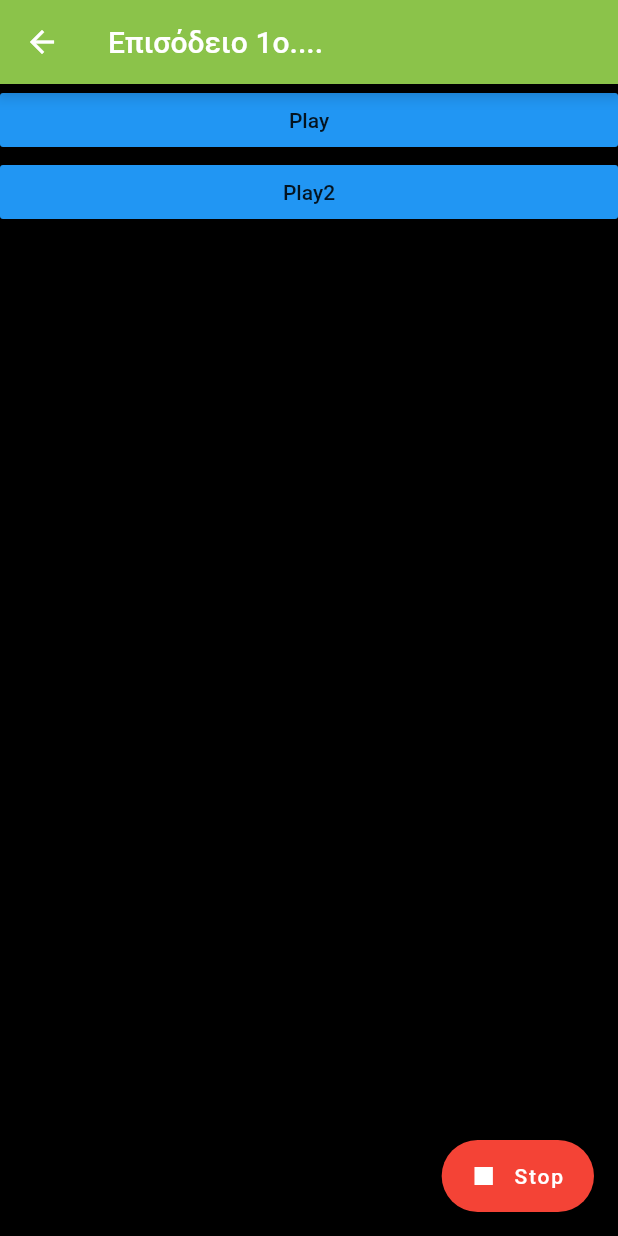
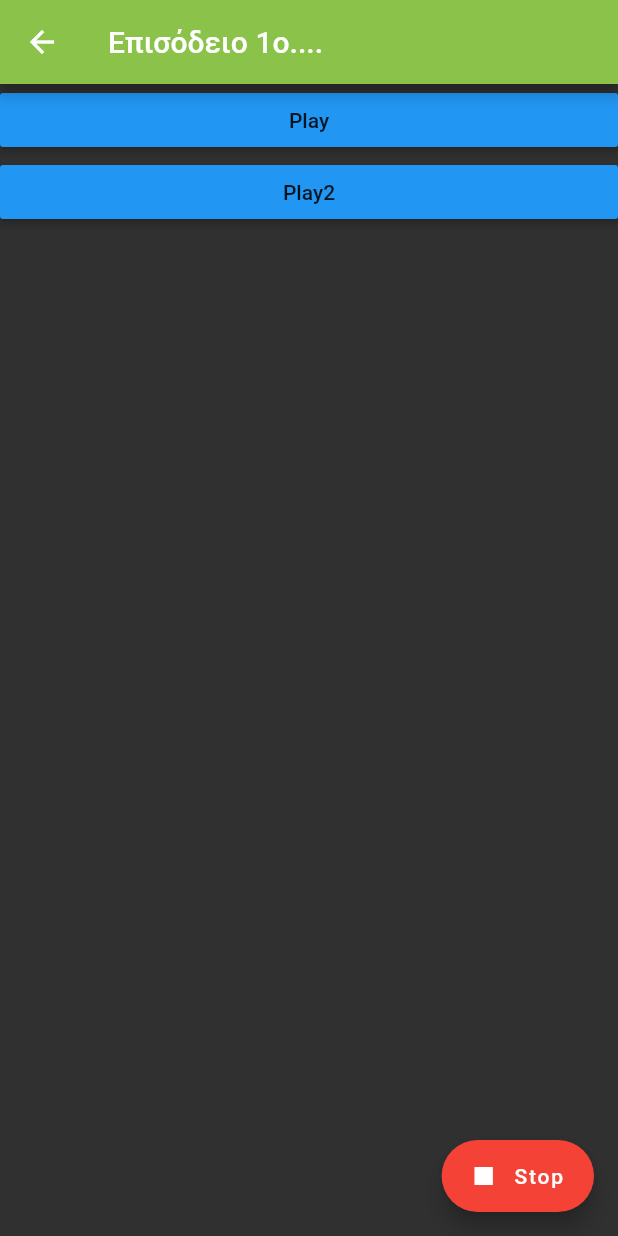
Before and after one commit to Manosgou/Paraskevas---Soundboard, a Flutter app: the screen it shows after launch, after a tap on "Button1", on a phone screen of 412 x 824 dp. Run offline on Flutter 3.47's test engine with Material 2 defaults, Android fonts, the phone set to English and light mode, and no system bars; our stand-ins replace assets_audio_player, splashscreen; missing offline and left inert: expand_widget.

Commit message:
Many improvements and new additions  -Black UI  -Side menu spacing  -Splash screen  -back button error(only visible on the terminal)has been fixed

```diff
--- a/lib/SecondRoute.dart
+++ b/lib/SecondRoute.dart
@@ -1,7 +1,8 @@
 import 'package:assets_audio_player/assets_audio_player.dart';
 import 'package:flutter/material.dart';
+import 'package:paraskevas/main.dart';
+import 'audiofiles.dart';
 import 'colours.dart';
-import 'audiofiles.dart';
 
 class SecondRoute extends StatefulWidget {
   @override
@@ -27,8 +28,12 @@ class SecondRouteState extends State<SecondRoute> {
   }
 
   Future<bool> _onWillPop() {
+    if (_assetsAudioPlayer.isPlaying.value) {
       _assetsAudioPlayer.stop();
-    Navigator.of(context).pop(true);
+    }
+
+    Navigator.of(context).pop(main());
+    return Future.value(false);
   }
 
   @override
@@ -40,7 +45,7 @@ class SecondRouteState extends State<SecondRoute> {
           backgroundColor: PrimaryColor,
           title: Text("Επισόδειο 1ο...."),
         ),
-          backgroundColor: Colors.black,
+        backgroundColor: BackgroundColor,
         body: ListView(
           children: <Widget>[
             _btn(
@@ -55,13 +60,16 @@ class SecondRouteState extends State<SecondRoute> {
         ),
         floatingActionButton: FloatingActionButton.extended(
           onPressed: () {
+            if (_assetsAudioPlayer.isPlaying.value) {
               _assetsAudioPlayer.stop();
+            }
           },
           label: Text('Stop'),
           icon: Icon(Icons.stop),
           backgroundColor: Colors.red,
         ),
-        ));
+      ),
+    );
   }
 }
 
--- a/lib/colours.dart
+++ b/lib/colours.dart
@@ -1,3 +1,4 @@
 import 'package:flutter/material.dart';
 
 const PrimaryColor = const Color(0xFF8BC34A);
+const BackgroundColor = const Color(0xFF303030);
--- a/lib/main.dart
+++ b/lib/main.dart
@@ -1,9 +1,12 @@
+import 'dart:math';
+
 import 'package:expand_widget/expand_widget.dart';
 import 'package:url_launcher/url_launcher.dart';
 import 'package:flutter/material.dart';
 import 'package:paraskevas/SecondRoute.dart';
 import 'package:paraskevas/All.dart';
 import 'colours.dart';
+import 'package:splashscreen/splashscreen.dart';
 
 void main() => runApp(MaterialApp(
       home: Myapp(),
@@ -18,31 +21,61 @@ class Myapp extends StatefulWidget {
 }
 
 class MyappState extends State<Myapp> {
+  List phrases = [
+    'Ουστ μωρή κάμπια',
+    'Α γαμήσου',
+  ];
+  Random random = new Random();
+  int index;
+
+  @override
+  void initState() {
+    super.initState();
+    index = random.nextInt(phrases.length);
+  }
+
+  @override
+  Widget build(BuildContext context) {
+    return new SplashScreen(
+      seconds: 3,
+      navigateAfterSeconds: new AfterSplash(),
+      title: new Text(
+        phrases[index],
+        style: new TextStyle(fontWeight: FontWeight.bold, fontSize: 20.0),
+      ),
+      image: new Image.asset('assets/logo.png'),
+      gradientBackground: new LinearGradient(
+          colors: [Colors.lightGreenAccent, Colors.lightGreen],
+          begin: Alignment.topLeft,
+          end: Alignment.bottomRight),
+      backgroundColor: Colors.white,
+      styleTextUnderTheLoader: new TextStyle(),
+      photoSize: 170.0,
+      onClick: () => Null,
+      loaderColor: BackgroundColor,
+    );
+  }
+}
+
+class AfterSplash extends StatelessWidget {
   _sendMail() async {
     const uri =
         'mailto:manolisgouvrikos@gmail.com?subject=Paraskevas - Bug report&body=';
-    try {
+
     if (await canLaunch(uri)) {
       await launch(uri);
     } else {
       throw 'Could not launch $uri';
     }
-    } catch (e) {
-      print(e);
-    }
   }
 
   _openWebSite() async {
-    const url =
-        'https://manosgou.github.io/';
-    try {
+    const url = 'https://manosgou.github.io/';
+
     if (await canLaunch(url)) {
       await launch(url);
     } else {
       throw 'Could not launch $url';
-      }
-    } catch (e) {
-      print(e);
     }
   }
 
@@ -51,10 +84,9 @@ class MyappState extends State<Myapp> {
     return MaterialApp(
       title: 'Paraskevas-SoundBoard',
       theme: ThemeData(
-          brightness: Brightness.dark,
           primaryColor: PrimaryColor,
           fontFamily: 'RobotoMono',
-        ),
+          brightness: Brightness.dark),
       home: Scaffold(
         appBar: AppBar(
           title: Image.asset(
@@ -66,24 +98,31 @@ class MyappState extends State<Myapp> {
         ),
         drawer: new Drawer(
           child: ListView(
+            padding: const EdgeInsets.all(8.0),
             children: <Widget>[
               DrawerHeader(
+                padding: const EdgeInsets.symmetric(),
                 child: Image.asset('assets/logo.png'),
-                    decoration: BoxDecoration(
+              ),
+              ListTile(
+                title: Text(
+                  'Όλα',
+                  style: TextStyle(
+                    fontSize: 17,
                     color: PrimaryColor,
                   ),
                 ),
-                  ListTile(
-                    title: Text('Όλα'),
                 onTap: () {
-                      Navigator.of(context)
-                          .push(_pageTransisionsSideMenu(All()));
+                  Navigator.of(context).push(_pageTransisionsSideMenu(All()));
                 },
               ),
               Text(
                 'About',
                 textAlign: TextAlign.center,
-                    style: TextStyle(fontSize: 15),
+                style: TextStyle(
+                  fontSize: 18,
+                  color: Colors.white,
+                ),
               ),
               ExpandText(
                 'Έκδοση:  1.0.0\n\nΗ ανεπίσημη ΜΕΘΑΝΙΩΤΙΚΗ έκδοση του Παρασκευά.Φτιαγμένο από μεθανιώτη για μεθανιώτες.',
@@ -91,6 +130,10 @@ class MyappState extends State<Myapp> {
                 maxLength: 1,
                 arrowSize: 35,
                 arrowColor: PrimaryColor,
+                style: TextStyle(
+                  fontSize: 15,
+                  color: Colors.white,
+                ),
               ),
               RaisedButton(
                 color: Colors.red,
@@ -103,7 +146,9 @@ class MyappState extends State<Myapp> {
                   textAlign: TextAlign.center,
                   style: TextStyle(fontSize: 12),
                 ),
-                    onTap: () {_openWebSite();},
+                onTap: () {
+                  _openWebSite();
+                },
               ),
             ],
           ),
@@ -114,8 +159,7 @@ class MyappState extends State<Myapp> {
           children: <Widget>[
             RaisedButton(
               onPressed: () {
-                      Navigator.of(context)
-                          .push(_pageTransisions(SecondRoute()));
+                Navigator.of(context).push(_pageTransisions(SecondRoute()));
               },
               textColor: Colors.white,
               color: PrimaryColor,
@@ -133,7 +177,10 @@ class MyappState extends State<Myapp> {
                 "Button2",
               ),
             ),
-                ])));
+          ],
+        ),
+      ),
+    );
   }
 
   Route _pageTransisions(page) {
--- a/pubspec.yaml
+++ b/pubspec.yaml
@@ -22,6 +22,7 @@ dependencies:
   url_launcher: ^5.2.5
   assets_audio_player: ^1.0.1
   expand_widget: ^0.2.0+2
+  splashscreen: ^1.2.0
 
 
 
```
Also changed, not shown: lib/All.dart (+23 -5 lines), pubspec.lock. Lines whose indentation alone changed are shown as unchanged.
